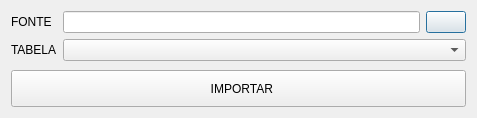
Above: src/ui/resources/ImportBackupDialog.ui from Paulo1402/Relatorio-de-Notas before the change. Below: the same form after it.
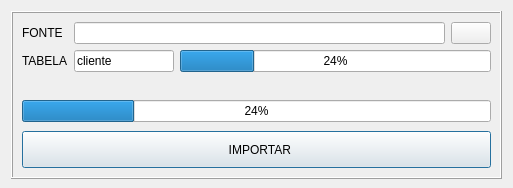
That is the form after the change. Icons and pictures are not drawn.

The edit to the form file:
```diff
--- a/src/ui/resources/ImportBackupDialog.ui
+++ b/src/ui/resources/ImportBackupDialog.ui
@@ -6,92 +6,223 @@
    <rect>
     <x>0</x>
     <y>0</y>
-    <width>477</width>
-    <height>116</height>
+    <width>513</width>
+    <height>188</height>
    </rect>
   </property>
   <property name="windowTitle">
    <string>Importar Backup</string>
   </property>
   <layout class="QGridLayout" name="gridLayout">
-   <item row="1" column="2">
-    <widget class="QPushButton" name="bt_open">
-     <property name="sizePolicy">
-      <sizepolicy hsizetype="Fixed" vsizetype="Fixed">
-       <horstretch>0</horstretch>
-       <verstretch>0</verstretch>
-      </sizepolicy>
-     </property>
-     <property name="cursor">
-      <cursorShape>PointingHandCursor</cursorShape>
-     </property>
-     <property name="text">
-      <string/>
-     </property>
-     <property name="icon">
-      <iconset>
-       <normaloff>../assets/open-64.png</normaloff>../assets/open-64.png</iconset>
-     </property>
-    </widget>
-   </item>
+   <property name="bottomMargin">
+    <number>9</number>
+   </property>
    <item row="2" column="0">
-    <widget class="QLabel" name="label">
-     <property name="sizePolicy">
-      <sizepolicy hsizetype="Preferred" vsizetype="Preferred">
-       <horstretch>0</horstretch>
-       <verstretch>0</verstretch>
-      </sizepolicy>
+    <widget class="QFrame" name="frame">
+     <property name="frameShape">
+      <enum>QFrame::Box</enum>
      </property>
-     <property name="text">
-      <string>TABELA</string>
+     <property name="frameShadow">
+      <enum>QFrame::Raised</enum>
      </property>
-    </widget>
-   </item>
-   <item row="1" column="0">
-    <widget class="QLabel" name="label_2">
-     <property name="text">
-      <string>FONTE</string>
-     </property>
-    </widget>
-   </item>
-   <item row="2" column="1" colspan="2">
-    <widget class="QComboBox" name="cb_table"/>
-   </item>
-   <item row="1" column="1">
-    <widget class="QLineEdit" name="txt_source">
-     <property name="readOnly">
-      <bool>true</bool>
-     </property>
-    </widget>
-   </item>
-   <item row="3" column="0" colspan="3">
-    <widget class="QPushButton" name="bt_import">
-     <property name="minimumSize">
-      <size>
-       <width>0</width>
-       <height>40</height>
-      </size>
-     </property>
-     <property name="cursor">
-      <cursorShape>PointingHandCursor</cursorShape>
-     </property>
-     <property name="styleSheet">
-      <string notr="true">margin-top: 3px
+     <layout class="QGridLayout" name="gridLayout_2">
+      <item row="6" column="0" colspan="3">
+       <widget class="QPushButton" name="bt_import">
+        <property name="minimumSize">
+         <size>
+          <width>0</width>
+          <height>40</height>
+         </size>
+        </property>
+        <property name="cursor">
+         <cursorShape>PointingHandCursor</cursorShape>
+        </property>
+        <property name="styleSheet">
+         <string notr="true">margin-top: 3px
 </string>
-     </property>
-     <property name="text">
-      <string>  IMPORTAR</string>
-     </property>
-     <property name="icon">
-      <iconset>
-       <normaloff>../assets/backup-48.png</normaloff>../assets/backup-48.png</iconset>
-     </property>
-     <property name="iconSize">
-      <size>
-       <width>30</width>
-       <height>30</height>
-      </size>
-     </property>
+        </property>
+        <property name="text">
+         <string>  IMPORTAR</string>
+        </property>
+        <property name="icon">
+         <iconset resource="resource.qrc">
+          <normaloff>:/icons/assets/backup-32.png</normaloff>:/icons/assets/backup-32.png</iconset>
+        </property>
+        <property name="iconSize">
+         <size>
+          <width>32</width>
+          <height>32</height>
+         </size>
+        </property>
+        <property name="shortcut">
+         <string>Ctrl+I</string>
+        </property>
+       </widget>
+      </item>
+      <item row="2" column="1">
+       <spacer name="verticalSpacer">
+        <property name="orientation">
+         <enum>Qt::Vertical</enum>
+        </property>
+        <property name="sizeHint" stdset="0">
+         <size>
+          <width>20</width>
+          <height>40</height>
+         </size>
+        </property>
+       </spacer>
+      </item>
+      <item row="3" column="0" colspan="3">
+       <widget class="QProgressBar" name="progress_bar_main">
+        <property name="value">
+         <number>24</number>
+        </property>
+        <property name="alignment">
+         <set>Qt::AlignLeading|Qt::AlignLeft|Qt::AlignVCenter</set>
+        </property>
+        <property name="textVisible">
+         <bool>true</bool>
+        </property>
+        <property name="orientation">
+         <enum>Qt::Horizontal</enum>
+        </property>
+        <property name="invertedAppearance">
+         <bool>false</bool>
+        </property>
+        <property name="textDirection">
+         <enum>QProgressBar::TopToBottom</enum>
+        </property>
+       </widget>
+      </item>
+      <item row="0" column="0" colspan="3">
+       <layout class="QGridLayout" name="gridLayout_3">
+        <property name="bottomMargin">
+         <number>0</number>
+        </property>
+        <item row="0" column="0">
+         <widget class="QLabel" name="label_2">
+          <property name="minimumSize">
+           <size>
+            <width>0</width>
+            <height>0</height>
+           </size>
+          </property>
+          <property name="text">
+           <string>FONTE</string>
+          </property>
+          <property name="buddy">
+           <cstring>txt_source</cstring>
+          </property>
+         </widget>
+        </item>
+        <item row="0" column="3">
+         <widget class="QPushButton" name="bt_open">
+          <property name="sizePolicy">
+           <sizepolicy hsizetype="Fixed" vsizetype="Fixed">
+            <horstretch>0</horstretch>
+            <verstretch>0</verstretch>
+           </sizepolicy>
+          </property>
+          <property name="cursor">
+           <cursorShape>PointingHandCursor</cursorShape>
+          </property>
+          <property name="toolTip">
+           <string>ABRIR</string>
+          </property>
+          <property name="text">
+           <string/>
+          </property>
+          <property name="icon">
+           <iconset resource="resource.qrc">
+            <normaloff>:/icons/assets/folder.png</normaloff>:/icons/assets/folder.png</iconset>
+          </property>
+          <property name="shortcut">
+           <string>Ctrl+O</string>
+          </property>
+         </widget>
+        </item>
+        <item row="1" column="0">
+         <widget class="QLabel" name="label_3">
+          <property name="sizePolicy">
+           <sizepolicy hsizetype="Fixed" vsizetype="Preferred">
+            <horstretch>0</horstretch>
+            <verstretch>0</verstretch>
+           </sizepolicy>
+          </property>
+          <property name="text">
+           <string>TABELA</string>
+          </property>
+          <property name="buddy">
+           <cstring>txt_source</cstring>
+          </property>
+         </widget>
+        </item>
+        <item row="1" column="1">
+         <widget class="QLineEdit" name="txt_table">
+          <property name="sizePolicy">
+           <sizepolicy hsizetype="Fixed" vsizetype="Fixed">
+            <horstretch>0</horstretch>
+            <verstretch>0</verstretch>
+           </sizepolicy>
+          </property>
+          <property name="maximumSize">
+           <size>
+            <width>100</width>
+            <height>16777215</height>
+           </size>
+          </property>
+          <property name="text">
+           <string>cliente</string>
+          </property>
+          <property name="readOnly">
+           <bool>true</bool>
+          </property>
+         </widget>
+        </item>
+        <item row="0" column="1" colspan="2">
+         <widget class="QLineEdit" name="txt_source">
+          <property name="readOnly">
+           <bool>true</bool>
+          </property>
+         </widget>
+        </item>
+        <item row="1" column="2" colspan="2">
+         <widget class="QProgressBar" name="progress_bar_table">
+          <property name="sizePolicy">
+           <sizepolicy hsizetype="Expanding" vsizetype="Minimum">
+            <horstretch>0</horstretch>
+            <verstretch>0</verstretch>
+           </sizepolicy>
+          </property>
+          <property name="minimumSize">
+           <size>
+            <width>200</width>
+            <height>0</height>
+           </size>
+          </property>
+          <property name="value">
+           <number>24</number>
+          </property>
+          <property name="alignment">
+           <set>Qt::AlignLeading|Qt::AlignLeft|Qt::AlignVCenter</set>
+          </property>
+          <property name="textVisible">
+           <bool>true</bool>
+          </property>
+          <property name="orientation">
+           <enum>Qt::Horizontal</enum>
+          </property>
+          <property name="invertedAppearance">
+           <bool>false</bool>
+          </property>
+          <property name="textDirection">
+           <enum>QProgressBar::TopToBottom</enum>
+          </property>
+         </widget>
+        </item>
+       </layout>
+      </item>
+     </layout>
     </widget>
    </item>
   </layout>
```
Left out of the diff: 12 changed lines with no effect on the pictures.
